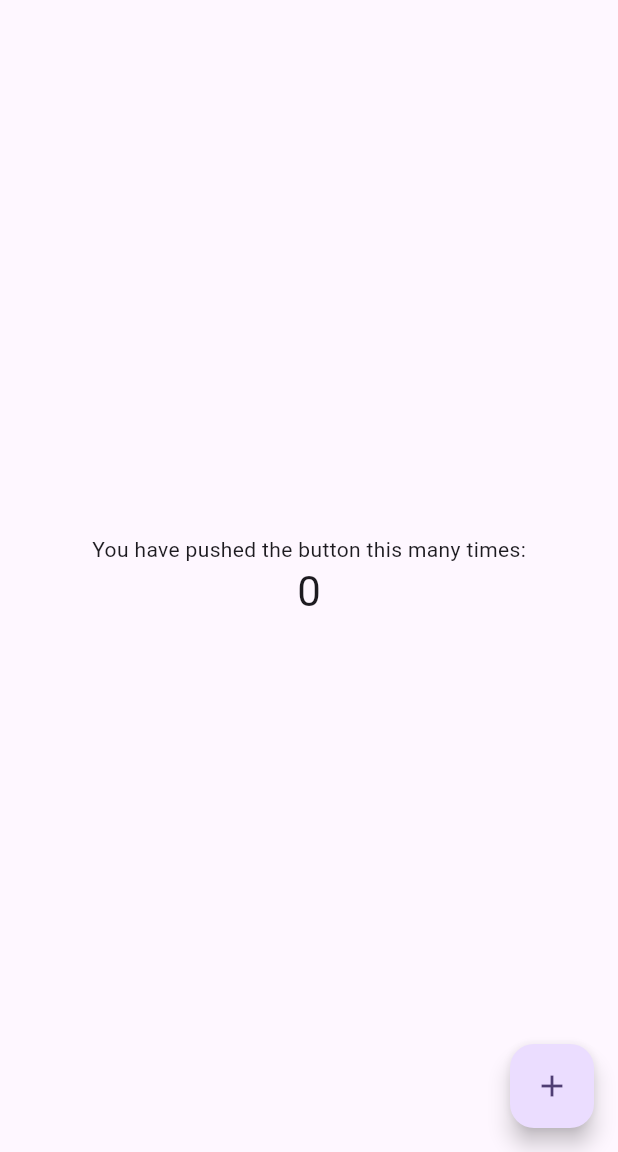
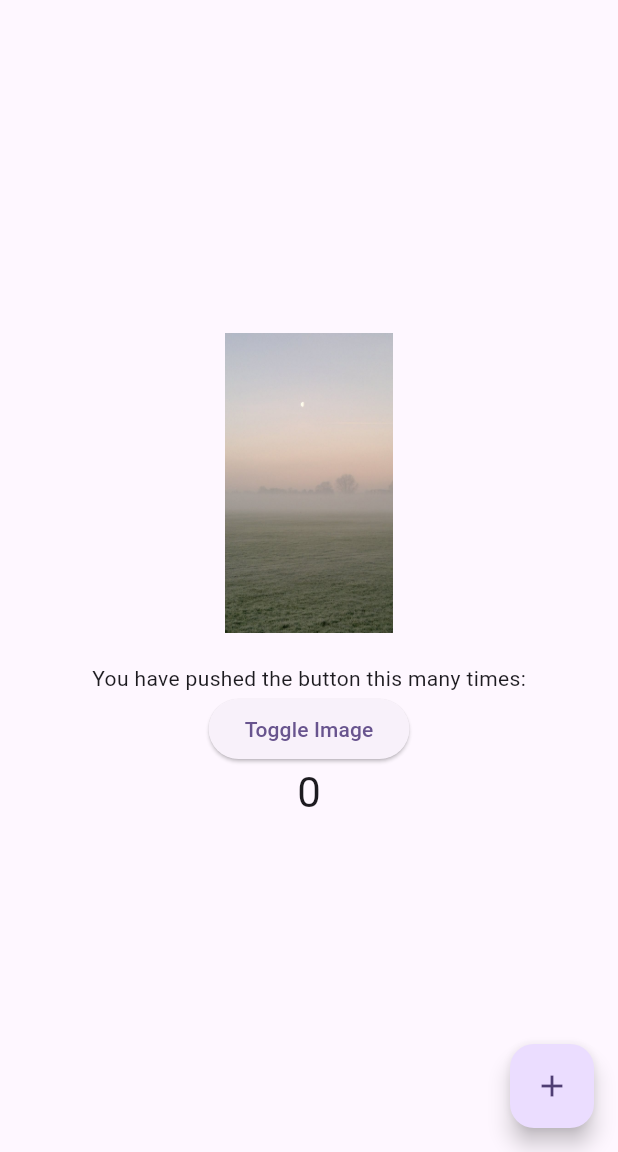
Before and after one commit to TJs87474/Counter-App, a Flutter app: the screen it shows after launch, on a phone screen of 412 x 824 dp, the part 84-1236 px from its top. Run offline on Flutter 3.47's test engine with Material 3 defaults, Android fonts, the phone set to English and light mode, and no system bars.

Commit message:
Second commit: Added the images and toggle methods and button

```diff
--- a/lib/main.dart
+++ b/lib/main.dart
@@ -56,6 +56,7 @@ class MyHomePage extends StatefulWidget {
 
 class _MyHomePageState extends State<MyHomePage> {
   int _counter = 0;
+  bool _isFirstImage = true; // Boolean to track the image state
 
   void _incrementCounter() {
     setState(() {
@@ -65,6 +66,12 @@ class _MyHomePageState extends State<MyHomePage> {
       // _counter without calling setState(), then the build method would not be
       // called again, and so nothing would appear to happen.
       _counter++;
+    });
+  }
+
+  void toggleImage() {
+    setState(() {
+      _isFirstImage = !_isFirstImage; // Toggle between true and false
     });
   }
 
@@ -87,26 +94,29 @@ class _MyHomePageState extends State<MyHomePage> {
         title: Text(widget.title),
       ),
      body: Center(
-        // Center is a layout widget. It takes a single child and positions it
-        // in the middle of the parent.
   child: Column(
-          // Column is also a layout widget. It takes a list of children and
-          // arranges them vertically. By default, it sizes itself to fit its
-          // children horizontally, and tries to be as tall as its parent.
-          //
-          // Column has various properties to control how it sizes itself and
-          // how it positions its children. Here we use mainAxisAlignment to
-          // center the children vertically; the main axis here is the vertical
-          // axis because Columns are vertical (the cross axis would be
-          // horizontal).
-          //
-          // TRY THIS: Invoke "debug painting" (choose the "Toggle Debug Paint"
-          // action in the IDE, or press "p" in the console), to see the
-          // wireframe for each widget.
     mainAxisAlignment: MainAxisAlignment.center,
     children: <Widget>[
+      Image.asset(
+              _isFirstImage ? 'assets/images/1.jpeg' : 'assets/images/2.jpeg',
+        height: 200,
+        fit: BoxFit.cover,
+      ),
+      const SizedBox(height: 20), // Adds spacing between image and text
       const Text(
         'You have pushed the button this many times:',
+      ),
+      ElevatedButton(
+  style: ElevatedButton.styleFrom(
+    shape: RoundedRectangleBorder(
+      borderRadius: BorderRadius.circular(20),
+      //borderRadius: BorderRadius.zero, //Rectangular border
+    ),
+  ),
+  onPressed: toggleImage ,
+  child: const Text(
+    'Toggle Image',
+  ),
 ),
       Text(
         '$_counter',
@@ -115,6 +125,7 @@ class _MyHomePageState extends State<MyHomePage> {
     ],
   ),
 ),
+
       floatingActionButton: FloatingActionButton(
         onPressed: _incrementCounter,
         tooltip: 'Increment',
--- a/pubspec.yaml
+++ b/pubspec.yaml
@@ -87,3 +87,7 @@ flutter:
   #
   # For details regarding fonts from package dependencies,
   # see https://flutter.dev/to/font-from-package
+
+
+  assets:
+     - assets/images/
```
Also changed, not shown: assets/images/1.jpeg (added), assets/images/2.jpeg (added), assets/images/3.jpeg (added), assets/images/4.jpeg (added). Lines whose indentation alone changed are shown as unchanged.
